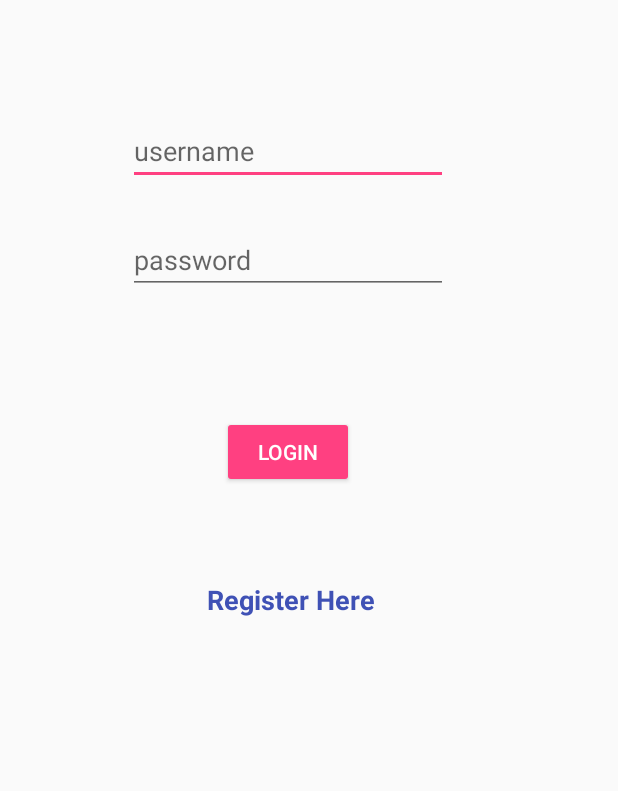
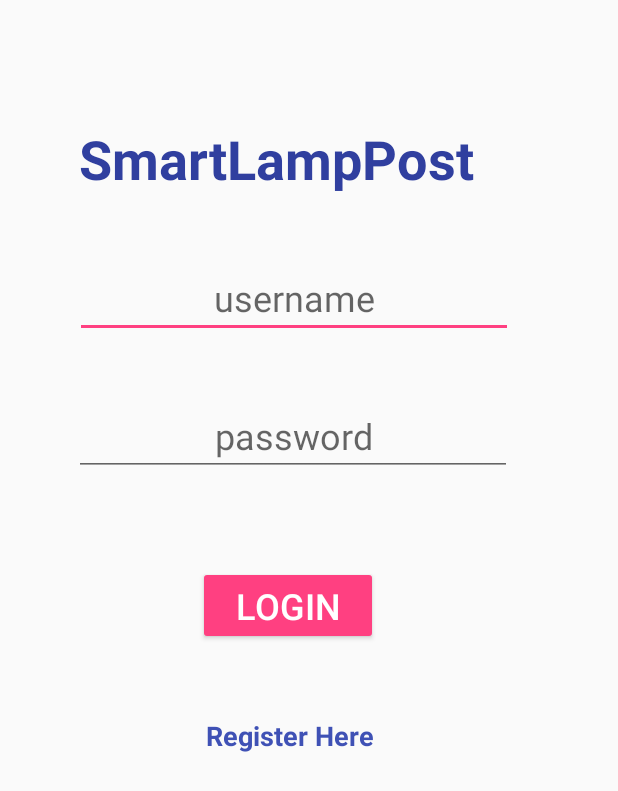
Before and after one commit to sanaltsk/smart-lamp, an Android app: the screen it shows after launch (LoginActivity), on a phone screen of 412 x 824 dp. Shown: the top 791 px of the screen. Run offline under Robolectric (Android 15) with nearby library versions, the phone set to English and light mode, and no system bars; our stand-ins replace Volley.

Commit message:
First page layout fix

```diff
--- a/app/src/main/res/layout/activity_login.xml
+++ b/app/src/main/res/layout/activity_login.xml
@@ -8,49 +8,75 @@
 
     <EditText
         android:id="@+id/etLoginUsername"
-        android:layout_width="0dp"
-        android:layout_height="43dp"
-        android:layout_marginLeft="85dp"
-        android:layout_marginTop="80dp"
+        android:layout_width="292dp"
+        android:layout_height="52dp"
+        android:layout_marginLeft="46dp"
         android:ems="10"
         android:hint="username"
         android:inputType="text"
+        android:textAlignment="center"
+        android:textSize="24sp"
         app:layout_constraintLeft_toLeftOf="parent"
-        app:layout_constraintTop_toTopOf="parent" />
+        android:layout_marginStart="50dp"
+        android:layout_marginTop="43dp"
+        app:layout_constraintTop_toBottomOf="@+id/banner" />
 
     <EditText
         android:id="@+id/etLoginPassword"
-        android:layout_width="wrap_content"
-        android:layout_height="wrap_content"
-        android:layout_marginLeft="85dp"
-        android:layout_marginTop="27dp"
+        android:layout_width="292dp"
+        android:layout_height="52dp"
+        android:layout_marginLeft="49dp"
+        android:layout_marginTop="40dp"
         android:ems="10"
         android:hint="password"
         android:inputType="textPassword"
+        android:textAlignment="center"
+        android:textSize="24sp"
         app:layout_constraintLeft_toLeftOf="parent"
-        app:layout_constraintTop_toBottomOf="@+id/etLoginUsername" />
+        app:layout_constraintTop_toBottomOf="@+id/etLoginUsername"
+        android:layout_marginStart="49dp" />
 
     <TextView
         android:id="@+id/tvRegisterHere"
         android:layout_width="wrap_content"
         android:layout_height="wrap_content"
-        android:layout_marginLeft="138dp"
-        android:layout_marginTop="62dp"
+        android:layout_marginLeft="137dp"
         android:text="Register Here"
         android:textColor="@color/colorPrimary"
         android:textSize="18sp"
         android:textStyle="bold"
         app:layout_constraintLeft_toLeftOf="parent"
-        app:layout_constraintTop_toBottomOf="@+id/loginBtn" />
+        android:layout_marginTop="48dp"
+        app:layout_constraintTop_toBottomOf="@+id/loginBtn"
+        android:layout_marginStart="137dp" />
 
     <Button
         android:id="@+id/loginBtn"
         style="@style/Widget.AppCompat.Button.Colored"
-        android:layout_width="wrap_content"
+        android:layout_width="120dp"
         android:layout_height="wrap_content"
-        android:layout_marginLeft="148dp"
-        android:layout_marginTop="81dp"
+        android:layout_marginLeft="132dp"
         android:text="Login"
+        android:textSize="24sp"
         app:layout_constraintLeft_toLeftOf="parent"
-        app:layout_constraintTop_toBottomOf="@+id/etLoginPassword" />
+        android:layout_marginTop="60dp"
+        app:layout_constraintTop_toBottomOf="@+id/etLoginPassword"
+        android:layout_marginStart="132dp" />
+
+    <EditText
+        android:id="@+id/banner"
+        style="@android:style/Widget.AutoCompleteTextView"
+        android:layout_width="368dp"
+        android:layout_height="wrap_content"
+        android:ems="10"
+        android:inputType="textPersonName"
+        android:text="SmartLampPost"
+        android:textAlignment="center"
+        android:textColor="@color/colorPrimaryDark"
+        android:textSize="36sp"
+        android:textStyle="bold"
+        android:background="@null"
+        tools:layout_editor_absoluteX="8dp"
+        app:layout_constraintTop_toTopOf="parent"
+        android:layout_marginTop="81dp" />
 </android.support.constraint.ConstraintLayout>
--- a/app/src/main/res/values/colors.xml
+++ b/app/src/main/res/values/colors.xml
@@ -1,6 +1,6 @@
 <?xml version="1.0" encoding="utf-8"?>
 <resources>
     <color name="colorPrimary">#3F51B5</color>
-    <color name="colorPrimaryDark">#303F9F</color>
+    <color name="colorPrimaryDark">#303f9f</color>
     <color name="colorAccent">#FF4081</color>
 </resources>
```
